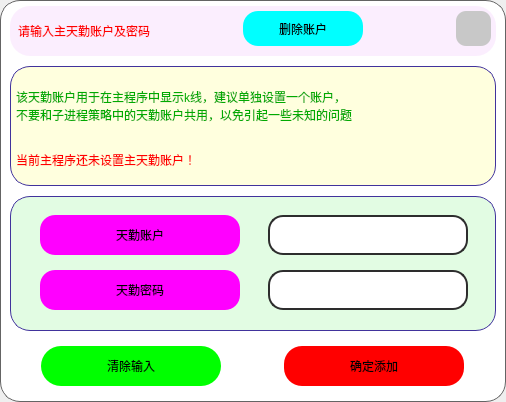
Above: UI/Setting_light.ui from shiyindebcd/ProcessTrader before the change. Below: the same form after it.
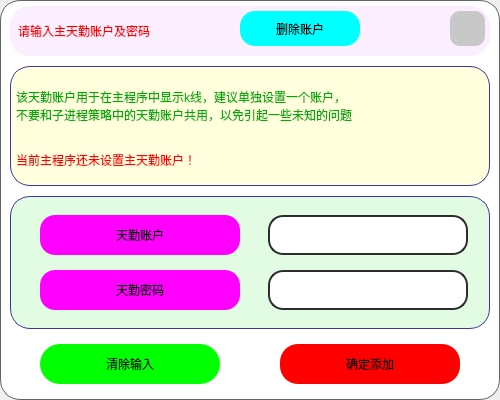
That is the form after the change. Icons and pictures are not drawn.

```diff
--- a/UI/Setting_light.ui
+++ b/UI/Setting_light.ui
@@ -6,10 +6,22 @@
    <rect>
     <x>0</x>
     <y>0</y>
-    <width>506</width>
-    <height>402</height>
+    <width>500</width>
+    <height>400</height>
    </rect>
   </property>
+  <property name="minimumSize">
+   <size>
+    <width>500</width>
+    <height>400</height>
+   </size>
+  </property>
+  <property name="maximumSize">
+   <size>
+    <width>500</width>
+    <height>400</height>
+   </size>
+  </property>
   <property name="windowTitle">
    <string>Dialog</string>
   </property>
```
